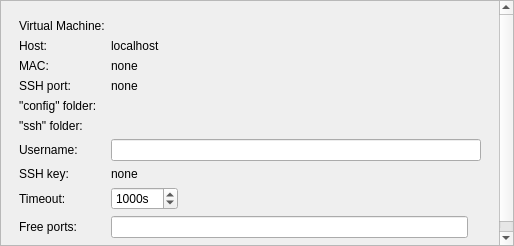
Before: the Qt Designer form src/plugins/mer/meremulatordevicewidget.ui in sailfishos/sailfish-qtcreator, drawn with Qt 5.
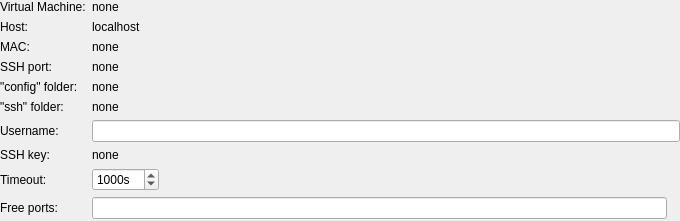
After: the same form once the commit is applied.

Commit message:
Mer: Cleanup UI forms
Eliminate redundant/annoying scroll areas, allow to line-wrap possibly
long file paths, remove extra spacing, remove redundant widgets, cleanup
layouting to allow proper geometry calculations, make wizards less
shaky, ...

The edit to the form file:
```diff
--- a/src/plugins/mer/meremulatordevicewidget.ui
+++ b/src/plugins/mer/meremulatordevicewidget.ui
@@ -6,90 +6,147 @@
    <rect>
     <x>0</x>
     <y>0</y>
-    <width>514</width>
-    <height>246</height>
+    <width>680</width>
+    <height>221</height>
    </rect>
   </property>
   <property name="windowTitle">
    <string>Form</string>
   </property>
-  <layout class="QGridLayout" name="gridLayout">
-   <property name="margin">
-    <number>0</number>
-   </property>
-   <item row="0" column="0">
-    <widget class="QScrollArea" name="scrollArea">
-     <property name="widgetResizable">
-      <bool>true</bool>
-     </property>
-     <widget class="QWidget" name="scrollAreaWidgetContents">
-      <property name="geometry">
-       <rect>
-        <x>0</x>
-        <y>0</y>
-        <width>493</width>
-        <height>260</height>
-       </rect>
-      </property>
-      <layout class="QGridLayout" name="gridLayout_2">
-       <item row="1" column="0">
-        <widget class="QWidget" name="widget" native="true">
          <layout class="QFormLayout" name="formLayout">
-          <property name="fieldGrowthPolicy">
-           <enum>QFormLayout::ExpandingFieldsGrow</enum>
-          </property>
-          <item row="3" column="0">
+   <property name="leftMargin">
+    <number>0</number>
+   </property>
+   <property name="topMargin">
+    <number>0</number>
+   </property>
+   <property name="rightMargin">
+    <number>0</number>
+   </property>
+   <property name="bottomMargin">
+    <number>0</number>
+   </property>
+   <item row="0" column="0">
            <widget class="QLabel" name="emulatorLabel">
             <property name="text">
              <string>Virtual Machine:</string>
             </property>
            </widget>
           </item>
-          <item row="3" column="1">
+   <item row="0" column="1">
            <widget class="QLabel" name="emulatorVmLabelEdit">
             <property name="text">
-             <string/>
+      <string>none</string>
             </property>
             <property name="textInteractionFlags">
              <set>Qt::LinksAccessibleByMouse|Qt::TextSelectableByKeyboard|Qt::TextSelectableByMouse</set>
             </property>
            </widget>
           </item>
-          <item row="10" column="0">
+   <item row="1" column="0">
+    <widget class="QLabel" name="hostLabel">
+     <property name="text">
+      <string>Host:</string>
+     </property>
+    </widget>
+   </item>
+   <item row="1" column="1">
+    <widget class="QLabel" name="hostLabelEdit">
+     <property name="text">
+      <string>localhost</string>
+     </property>
+     <property name="textInteractionFlags">
+      <set>Qt::LinksAccessibleByMouse|Qt::TextSelectableByKeyboard|Qt::TextSelectableByMouse</set>
+     </property>
+    </widget>
+   </item>
+   <item row="2" column="0">
+    <widget class="QLabel" name="macLabel">
+     <property name="text">
+      <string>MAC:</string>
+     </property>
+    </widget>
+   </item>
+   <item row="2" column="1">
+    <widget class="QLabel" name="macLabelEdit">
+     <property name="text">
+      <string>none</string>
+     </property>
+     <property name="textInteractionFlags">
+      <set>Qt::LinksAccessibleByMouse|Qt::TextSelectableByKeyboard|Qt::TextSelectableByMouse</set>
+     </property>
+    </widget>
+   </item>
+   <item row="3" column="0">
+    <widget class="QLabel" name="sshPortLabel">
+     <property name="text">
+      <string>SSH port:</string>
+     </property>
+    </widget>
+   </item>
+   <item row="3" column="1">
+    <widget class="QLabel" name="sshPortLabelEdit">
+     <property name="text">
+      <string>none</string>
+     </property>
+     <property name="textInteractionFlags">
+      <set>Qt::LinksAccessibleByMouse|Qt::TextSelectableByKeyboard|Qt::TextSelectableByMouse</set>
+     </property>
+    </widget>
+   </item>
+   <item row="4" column="0">
            <widget class="QLabel" name="configFolderLabel">
             <property name="text">
              <string>&quot;config&quot; folder:</string>
             </property>
            </widget>
           </item>
-          <item row="10" column="1">
+   <item row="4" column="1">
            <widget class="QLabel" name="configFolderLabelEdit">
+     <property name="sizePolicy">
+      <sizepolicy hsizetype="Ignored" vsizetype="Preferred">
+       <horstretch>0</horstretch>
+       <verstretch>0</verstretch>
+      </sizepolicy>
+     </property>
             <property name="text">
-             <string/>
+      <string>none</string>
+     </property>
+     <property name="wordWrap">
+      <bool>true</bool>
             </property>
             <property name="textInteractionFlags">
              <set>Qt::LinksAccessibleByMouse|Qt::TextSelectableByKeyboard|Qt::TextSelectableByMouse</set>
             </property>
            </widget>
           </item>
-          <item row="12" column="0">
+   <item row="5" column="0">
            <widget class="QLabel" name="sshFolderLabel">
             <property name="text">
              <string>&quot;ssh&quot; folder:</string>
             </property>
            </widget>
           </item>
-          <item row="12" column="1">
+   <item row="5" column="1">
            <widget class="QLabel" name="sshFolderLabelEdit">
+     <property name="sizePolicy">
+      <sizepolicy hsizetype="Ignored" vsizetype="Preferred">
+       <horstretch>0</horstretch>
+       <verstretch>0</verstretch>
+      </sizepolicy>
+     </property>
             <property name="text">
-             <string/>
+      <string>none</string>
+     </property>
+     <property name="wordWrap">
+      <bool>true</bool>
             </property>
             <property name="textInteractionFlags">
              <set>Qt::LinksAccessibleByMouse|Qt::TextSelectableByKeyboard|Qt::TextSelectableByMouse</set>
             </property>
            </widget>
           </item>
-          <item row="13" column="0">
+   <item row="6" column="0">
            <widget class="QLabel" name="userNameLabel">
             <property name="text">
              <string>Username:</string>
@@ -99,31 +156,40 @@
             </property>
            </widget>
           </item>
-          <item row="13" column="1">
+   <item row="6" column="1">
            <widget class="QLineEdit" name="userLineEdit">
             <property name="text">
              <string notr="true"/>
             </property>
            </widget>
           </item>
-          <item row="14" column="0">
+   <item row="7" column="0">
            <widget class="QLabel" name="sshKeyLabel">
             <property name="text">
              <string>SSH key:</string>
             </property>
            </widget>
           </item>
-          <item row="14" column="1">
+   <item row="7" column="1">
            <widget class="QLabel" name="sshKeyLabelEdit">
+     <property name="sizePolicy">
+      <sizepolicy hsizetype="Ignored" vsizetype="Preferred">
+       <horstretch>0</horstretch>
+       <verstretch>0</verstretch>
+      </sizepolicy>
+     </property>
             <property name="text">
              <string>none</string>
             </property>
+     <property name="wordWrap">
+      <bool>true</bool>
+     </property>
             <property name="textInteractionFlags">
              <set>Qt::LinksAccessibleByMouse|Qt::TextSelectableByKeyboard|Qt::TextSelectableByMouse</set>
             </property>
            </widget>
           </item>
-          <item row="16" column="0">
+   <item row="8" column="0">
            <widget class="QLabel" name="connectionTimeoutLabel">
             <property name="text">
              <string>Timeout:</string>
@@ -133,8 +199,14 @@
             </property>
            </widget>
           </item>
-          <item row="16" column="1">
+   <item row="8" column="1">
            <widget class="QSpinBox" name="timeoutSpinBox">
+     <property name="sizePolicy">
+      <sizepolicy hsizetype="Maximum" vsizetype="Fixed">
+       <horstretch>0</horstretch>
+       <verstretch>0</verstretch>
+      </sizepolicy>
+     </property>
             <property name="suffix">
              <string>s</string>
             </property>
@@ -149,7 +221,7 @@
             </property>
            </widget>
           </item>
-          <item row="17" column="0">
+   <item row="9" column="0">
            <widget class="QLabel" name="freePortsLabel">
             <property name="text">
              <string>Free ports:</string>
@@ -159,7 +231,7 @@
             </property>
            </widget>
           </item>
-          <item row="17" column="1">
+   <item row="9" column="1">
            <layout class="QHBoxLayout" name="horizontalLayout_2">
             <item>
              <widget class="QLineEdit" name="portsLineEdit">
@@ -177,48 +249,6 @@
             </item>
            </layout>
           </item>
-          <item row="8" column="0">
-           <widget class="QLabel" name="sshPortLabel">
-            <property name="text">
-             <string>SSH port:</string>
-            </property>
-           </widget>
-          </item>
-          <item row="8" column="1">
-           <widget class="QLabel" name="sshPortLabelEdit">
-            <property name="text">
-             <string>none</string>
-            </property>
-           </widget>
-          </item>
-          <item row="4" column="0">
-           <widget class="QLabel" name="hostLabel">
-            <property name="text">
-             <string>Host:</string>
-            </property>
-           </widget>
-          </item>
-          <item row="4" column="1">
-           <widget class="QLabel" name="hostLabelEdit">
-            <property name="text">
-             <string>localhost</string>
-            </property>
-           </widget>
-          </item>
-          <item row="5" column="0">
-           <widget class="QLabel" name="macLabel">
-            <property name="text">
-             <string>MAC:</string>
-            </property>
-           </widget>
-          </item>
-          <item row="5" column="1">
-           <widget class="QLabel" name="macLabelEdit">
-            <property name="text">
-             <string>none</string>
-            </property>
-           </widget>
-          </item>
          </layout>
          <zorder>userLineEdit</zorder>
          <zorder>userNameLabel</zorder>
@@ -239,13 +269,7 @@
          <zorder>hostLabelEdit</zorder>
          <zorder>macLabel</zorder>
          <zorder>macLabelEdit</zorder>
-        </widget>
-       </item>
-      </layout>
-     </widget>
-    </widget>
-   </item>
-  </layout>
+  <zorder></zorder>
  </widget>
  <resources/>
  <connections/>
```
Lines whose indentation alone changed are shown as unchanged. The commit also changes 8 other files.
